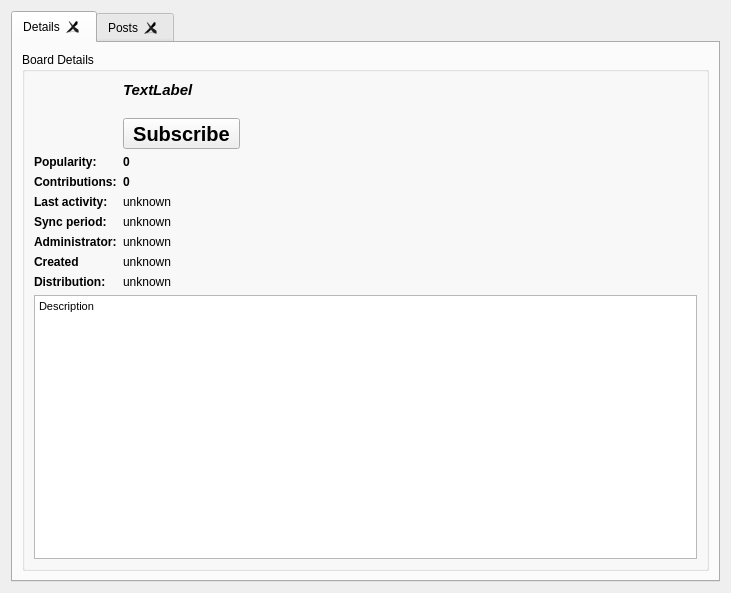
RetroShare/RetroShare, file retroshare-gui/src/gui/Posted/PostedListWidgetWithModel.ui: the form before one commit.
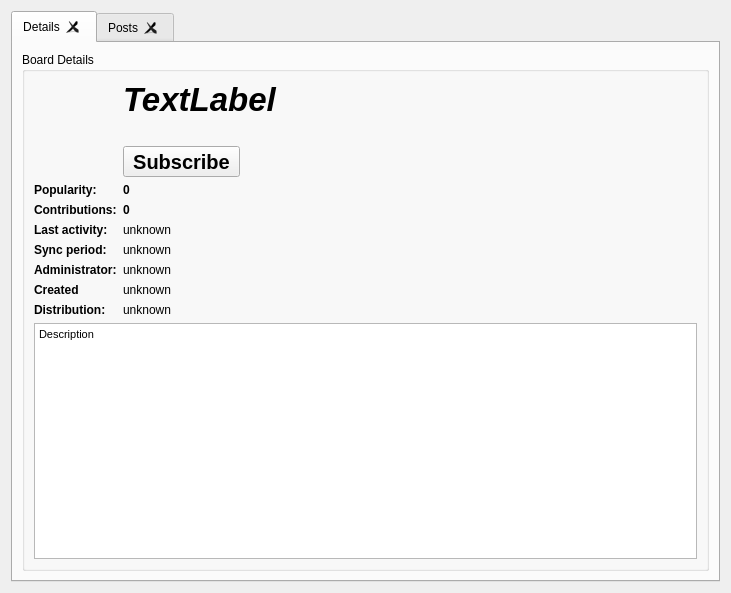
The form after the commit. Icons and pictures are not drawn. Custom widgets are drawn as their Qt base class.

Commit message:
Fixed fonts size for boards title
* Fixed fonts size for boards title
* Fixed vertical spacer to not stretch the height of the Subscribe Button

Patch:
```diff
--- a/retroshare-gui/src/gui/Posted/PostedListWidgetWithModel.ui
+++ b/retroshare-gui/src/gui/Posted/PostedListWidgetWithModel.ui
@@ -251,7 +251,7 @@
                  <enum>Qt::Vertical</enum>
                 </property>
                 <property name="sizeType">
-                 <enum>QSizePolicy::Preferred</enum>
+                 <enum>QSizePolicy::Expanding</enum>
                 </property>
                 <property name="sizeHint" stdset="0">
                  <size>
@@ -310,7 +310,7 @@
               </property>
               <property name="font">
                <font>
-                <pointsize>11</pointsize>
+                <pointsize>25</pointsize>
                 <weight>75</weight>
                 <italic>true</italic>
                 <bold>true</bold>
```
